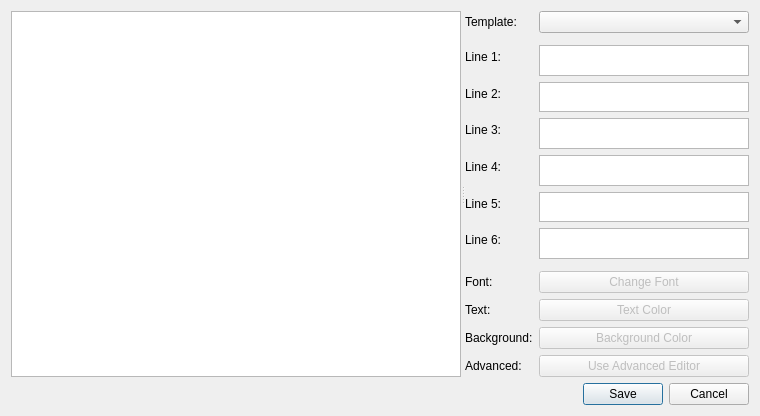
Old version of the form src/windows/ui/title-editor.ui in the repository OpenShot/openshot-qt.
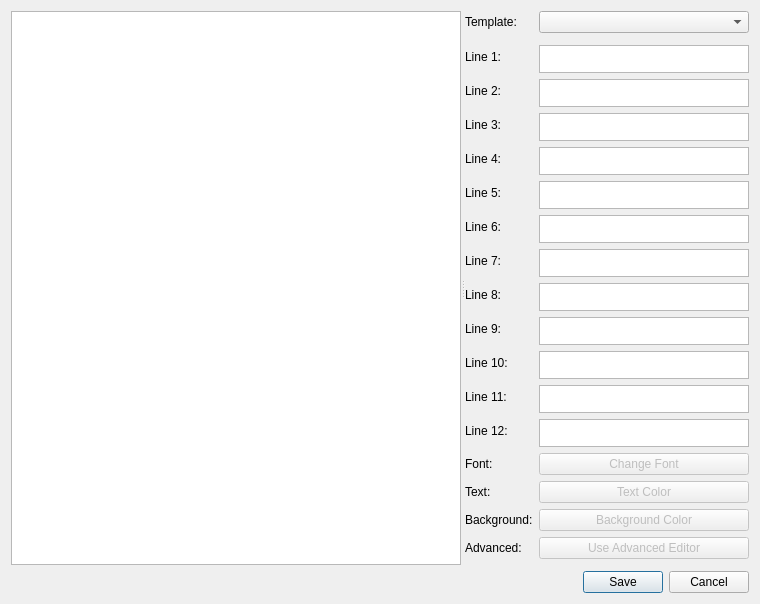
New version of the form.

Commit message: Adding vector title templates for film ratings (G, PG-13, R) etc... Also extending the # of text elements supported on the title editor, so all film ratings can be edited completely.

```diff
--- a/src/windows/ui/title-editor.ui
+++ b/src/windows/ui/title-editor.ui
@@ -211,7 +211,7 @@
          </property>
         </widget>
        </item>
-       <item row="9" column="1">
+       <item row="20" column="1">
         <spacer name="verticalSpacer_2">
          <property name="orientation">
           <enum>Qt::Vertical</enum>
@@ -224,14 +224,14 @@
          </property>
         </spacer>
        </item>
-       <item row="10" column="0">
+       <item row="16" column="0">
         <widget class="QLabel" name="lblFont">
          <property name="text">
           <string>Font:</string>
          </property>
         </widget>
        </item>
-       <item row="10" column="1">
+       <item row="16" column="1">
         <widget class="QPushButton" name="btnFont">
          <property name="enabled">
           <bool>false</bool>
@@ -241,14 +241,14 @@
          </property>
         </widget>
        </item>
-       <item row="11" column="0">
+       <item row="17" column="0">
         <widget class="QLabel" name="lblTextColor">
          <property name="text">
           <string>Text:</string>
          </property>
         </widget>
        </item>
-       <item row="11" column="1">
+       <item row="17" column="1">
         <widget class="QPushButton" name="btnFontColor">
          <property name="enabled">
           <bool>false</bool>
@@ -261,14 +261,14 @@
          </property>
         </widget>
        </item>
-       <item row="12" column="0">
+       <item row="18" column="0">
         <widget class="QLabel" name="lblBackColor">
          <property name="text">
           <string>Background:</string>
          </property>
         </widget>
        </item>
-       <item row="12" column="1">
+       <item row="18" column="1">
         <widget class="QPushButton" name="btnBackgroundColor">
          <property name="enabled">
           <bool>false</bool>
@@ -281,14 +281,14 @@
          </property>
         </widget>
        </item>
-       <item row="13" column="0">
+       <item row="19" column="0">
         <widget class="QLabel" name="lblAdvanced">
          <property name="text">
           <string>Advanced:</string>
          </property>
         </widget>
        </item>
-       <item row="13" column="1">
+       <item row="19" column="1">
         <widget class="QPushButton" name="btnAdvanced">
          <property name="enabled">
           <bool>false</bool>
@@ -321,6 +321,145 @@
          </property>
         </widget>
        </item>
+       <item row="10" column="1">
+        <widget class="QTextEdit" name="txtLine7">
+         <property name="sizePolicy">
+          <sizepolicy hsizetype="Expanding" vsizetype="MinimumExpanding">
+           <horstretch>0</horstretch>
+           <verstretch>0</verstretch>
+          </sizepolicy>
+         </property>
+         <property name="minimumSize">
+          <size>
+           <width>0</width>
+           <height>28</height>
+          </size>
+         </property>
+        </widget>
+       </item>
+       <item row="10" column="0">
+        <widget class="QLabel" name="lblLine7">
+         <property name="text">
+          <string>Line 7:</string>
+         </property>
+        </widget>
+       </item>
+       <item row="11" column="1">
+        <widget class="QTextEdit" name="txtLine8">
+         <property name="sizePolicy">
+          <sizepolicy hsizetype="Expanding" vsizetype="MinimumExpanding">
+           <horstretch>0</horstretch>
+           <verstretch>0</verstretch>
+          </sizepolicy>
+         </property>
+         <property name="minimumSize">
+          <size>
+           <width>0</width>
+           <height>28</height>
+          </size>
+         </property>
+        </widget>
+       </item>
+       <item row="11" column="0">
+        <widget class="QLabel" name="lblLine8">
+         <property name="text">
+          <string>Line 8:</string>
+         </property>
+        </widget>
+       </item>
+       <item row="12" column="1">
+        <widget class="QTextEdit" name="txtLine9">
+         <property name="sizePolicy">
+          <sizepolicy hsizetype="Expanding" vsizetype="MinimumExpanding">
+           <horstretch>0</horstretch>
+           <verstretch>0</verstretch>
+          </sizepolicy>
+         </property>
+         <property name="minimumSize">
+          <size>
+           <width>0</width>
+           <height>28</height>
+          </size>
+         </property>
+        </widget>
+       </item>
+       <item row="12" column="0">
+        <widget class="QLabel" name="lblLine9">
+         <property name="text">
+          <string>Line 9:</string>
+         </property>
+        </widget>
+       </item>
+       <item row="13" column="1">
+        <widget class="QTextEdit" name="txtLine10">
+         <property name="sizePolicy">
+          <sizepolicy hsizetype="Expanding" vsizetype="MinimumExpanding">
+           <horstretch>0</horstretch>
+           <verstretch>0</verstretch>
+          </sizepolicy>
+         </property>
+         <property name="minimumSize">
+          <size>
+           <width>0</width>
+           <height>28</height>
+          </size>
+         </property>
+        </widget>
+       </item>
+       <item row="13" column="0">
+        <widget class="QLabel" name="lblLine10">
+         <property name="text">
+          <string>Line 10:</string>
+         </property>
+        </widget>
+       </item>
+       <item row="14" column="1">
+        <widget class="QTextEdit" name="txtLine11">
+         <property name="sizePolicy">
+          <sizepolicy hsizetype="Expanding" vsizetype="MinimumExpanding">
+           <horstretch>0</horstretch>
+           <verstretch>0</verstretch>
+          </sizepolicy>
+         </property>
+         <property name="minimumSize">
+          <size>
+           <width>0</width>
+           <height>28</height>
+          </size>
+         </property>
+        </widget>
+       </item>
+       <item row="14" column="0">
+        <widget class="QLabel" name="lblLine11">
+         <property name="text">
+          <string>Line 11:</string>
+         </property>
+        </widget>
+       </item>
+       <item row="15" column="1">
+        <widget class="QTextEdit" name="txtLine12">
+         <property name="sizePolicy">
+          <sizepolicy hsizetype="Expanding" vsizetype="MinimumExpanding">
+           <horstretch>0</horstretch>
+           <verstretch>0</verstretch>
+          </sizepolicy>
+         </property>
+         <property name="minimumSize">
+          <size>
+           <width>0</width>
+           <height>28</height>
+          </size>
+         </property>
+        </widget>
+       </item>
+       <item row="15" column="0">
+        <widget class="QLabel" name="lblLine12">
+         <property name="text">
+          <string>Line 12:</string>
+         </property>
+        </widget>
+       </item>
+
       </layout>
      </widget>
     </widget>
```
The commit also changes 6 other files.
